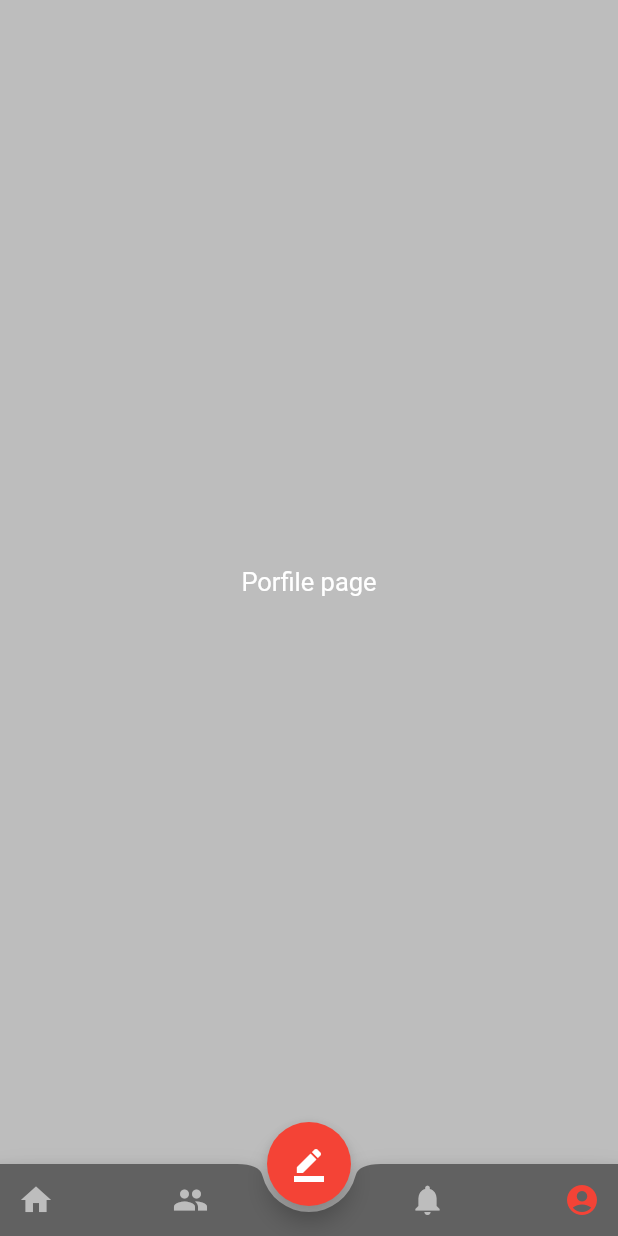
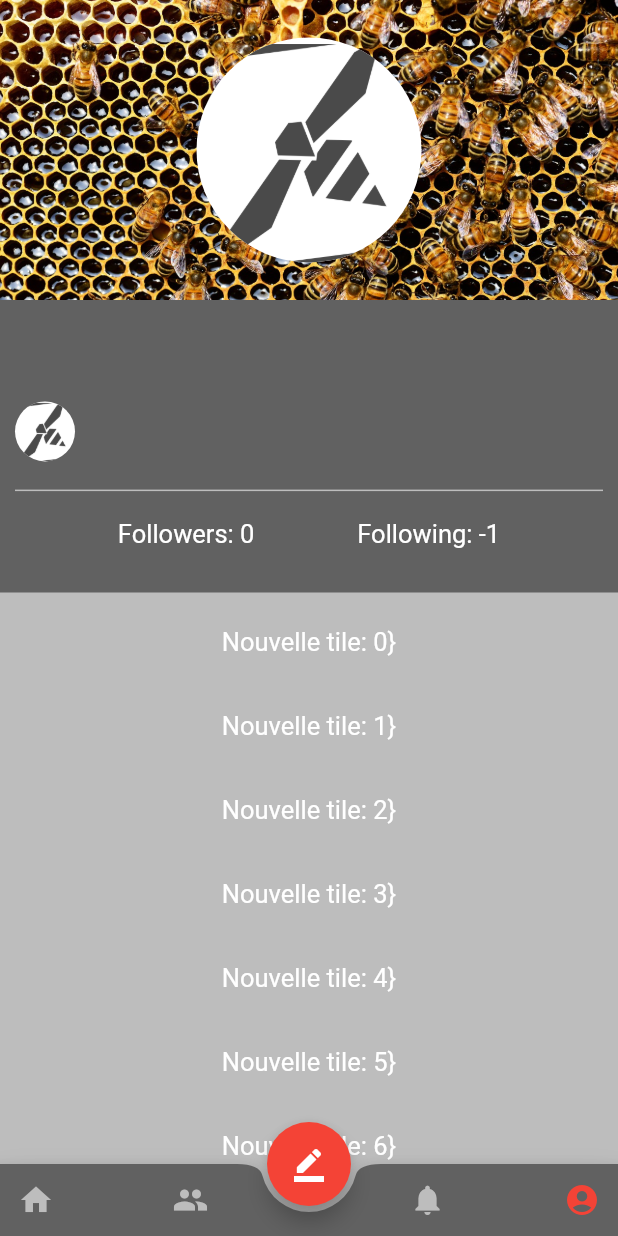
Before and after one commit to samulefevre/flutter_social, a Flutter app: the screen it shows once a user with an empty profile is signed in, item 4 of the bottom bar chosen, on a phone screen of 412 x 824 dp. Run offline on Flutter 3.47's test engine with Material 2 defaults, Android fonts, the phone set to English and light mode, and no system bars; our stand-ins replace cached_network_image, cloud_firestore, firebase_auth, firebase_storage, image_picker; accounts and stored records are empty.

Commit message:
create Profile page

```diff
--- a/lib/controllers/main_app_controller.dart
+++ b/lib/controllers/main_app_controller.dart
@@ -99,7 +99,7 @@ class _MainAppControllerState extends State<MainAppController> {
       case 2:
         return NotifPage();
       default:
-        return ProfilPage();
+        return ProfilPage(me);
     }
   }
 }
--- a/lib/models/user.dart
+++ b/lib/models/user.dart
@@ -10,6 +10,7 @@ class User {
   List<dynamic> followers;
   DocumentReference ref;
   String documentId;
+  String description;
 
   User(DocumentSnapshot snapshot) {
     ref = snapshot.reference;
@@ -21,6 +22,7 @@ class User {
     imageUrl = map[keyImageUrl];
     followers = map[keyFollowers];
     following = map[keyFollowing];
+    description = map[keyDescription];
   }
 
   Map<String, dynamic> toMap() {
@@ -30,7 +32,8 @@ class User {
       keySurname: surname,
       keyImageUrl: imageUrl,
       keyFollowing: following,
-      keyFollowers: followers
+      keyFollowers: followers,
+      keyDescription: description
     };
   }
 }
--- a/lib/util/fire_helper.dart
+++ b/lib/util/fire_helper.dart
@@ -42,6 +42,8 @@ class FireHelper {
   static final dataInstance = Firestore.instance;
   final fireUser = dataInstance.collection("users");
 
+  Stream<QuerySnapshot> postsFrom(String uid) => fireUser.document(uid).collection("posts").snapshots();
+
   addUser(String uid, Map<String, dynamic> map) {
     fireUser.document(uid).setData(map);
   }
--- a/lib/view/my_material.dart
+++ b/lib/view/my_material.dart
@@ -12,3 +12,4 @@ export 'my_widgets/loadingCenter.dart';
 export 'my_widgets/bottom_bar.dart';
 export 'my_widgets/bar_item.dart';
 export 'my_widgets/button_gradient.dart';
+export 'my_widgets/profile_image.dart';
--- a/lib/view/my_widgets/constants.dart
+++ b/lib/view/my_widgets/constants.dart
@@ -34,6 +34,7 @@ String keyImageUrl = "imageUrl";
 String keyFollowers = "followers";
 String keyFollowing = "following";
 String keyUid = "uid";
+String keyDescription = "description";
 // keys post
 String keyPostId = "postID";
 String keyText = "text";
--- /dev/null
+++ b/lib/view/my_widgets/profile_image.dart
@@ -0,0 +1,21 @@
+import 'package:flutter/material.dart';
+import 'package:cached_network_image/cached_network_image.dart';
+import 'package:flutter_social/view/my_material.dart';
+
+class ProfileImage extends InkWell {
+
+  ProfileImage(
+    {
+      double size: 20.0,
+      @required String urlString,
+      @required VoidCallback onPressed
+    }
+  ) : super(
+    onTap: onPressed,
+    child: CircleAvatar(
+      radius: size,
+      backgroundImage: (urlString != null && urlString != "") ? CachedNetworkImageProvider(urlString) : logoImage,
+      backgroundColor: white,
+    )
+  );
+}
--- a/lib/view/page/profil_page.dart
+++ b/lib/view/page/profil_page.dart
@@ -1,14 +1,88 @@
+import 'package:cloud_firestore/cloud_firestore.dart';
 import 'package:flutter/material.dart';
+import 'package:flutter_social/models/user.dart';
 import 'package:flutter_social/view/my_material.dart';
+import 'package:flutter_social/util/fire_helper.dart';
+import 'package:flutter_social/delegate/header_delegate.dart';
 
 class ProfilPage extends StatefulWidget {
+  final User user;
+  ProfilPage(this.user);
+
   @override
   _ProfilState createState() => _ProfilState();
 }
 
 class _ProfilState extends State<ProfilPage> {
+  bool _isMe = false;
+  ScrollController controller;
+  double expanded = 200.0;
+  bool get _showTitle {
+    return controller.hasClients &&
+        controller.offset > expanded - kToolbarHeight;
+  }
+
+  @override
+  void initState() {
+    super.initState();
+    _isMe = (widget.user.uid == me.uid);
+    controller = ScrollController()
+      ..addListener(() {
+        setState(() {});
+      });
+  }
+
+  @override
+  void dispose() {
+    controller.dispose();
+    super.dispose();
+  }
+
   @override
   Widget build(BuildContext context) {
-    return Center(child: MyText("Porfile page"));
+    return StreamBuilder<QuerySnapshot>(
+      stream: FireHelper().postsFrom(widget.user.uid),
+      builder: (BuildContext context, AsyncSnapshot<QuerySnapshot> snapshot) {
+        if (!snapshot.hasData) {
+          return LoadingCenter();
+        } else {
+          List<DocumentSnapshot> documents = snapshot.data.documents;
+          return CustomScrollView(
+            controller: controller,
+            slivers: <Widget>[
+              SliverAppBar(
+                pinned: true,
+                expandedHeight: expanded,
+                actions: <Widget>[],
+                flexibleSpace: FlexibleSpaceBar(
+                  title: _showTitle ? MyText(widget.user.surname + " " + widget.user.name ) : MyText(""),
+                  background: Container(
+                    decoration: BoxDecoration(
+                        image: DecorationImage(
+                            image: profileImage, fit: BoxFit.cover)),
+                    child: Center(
+                        child: ProfileImage(
+                            urlString: widget.user.imageUrl,
+                            size: 75.0,
+                            onPressed: null)),
+                  ),
+                ),
+              ),
+              SliverPersistentHeader(
+                pinned: true,
+                delegate: HeaderDelegate(
+                    user: widget.user, callback: () {}, scrolled: _showTitle),
+              ),
+              SliverList(delegate:
+                  SliverChildBuilderDelegate((BuildContext context, index) {
+                return ListTile(
+                  title: MyText("Nouvelle tile: $index}"),
+                );
+              }))
+            ],
+          );
+        }
+      },
+    );
   }
 }
--- a/pubspec.yaml
+++ b/pubspec.yaml
@@ -26,6 +26,7 @@ dependencies:
   firebase_storage: ^3.0.6
   #others
   image_picker: ^0.6.1+4
+  cached_network_image: ^1.1.1
 
   # The following adds the Cupertino Icons font to your application.
   # Use with the CupertinoIcons class for iOS style icons.
```
Also changed, not shown: lib/delegate/header_delegate.dart (added, +70 -0 lines), pubspec.lock.
